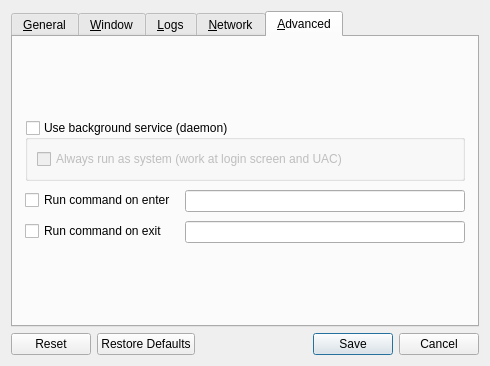
The window that src/lib/gui/dialogs/SettingsDialog.ui (zgpbloodwolf/deskflow) describes before a commit, drawn with Qt 5.
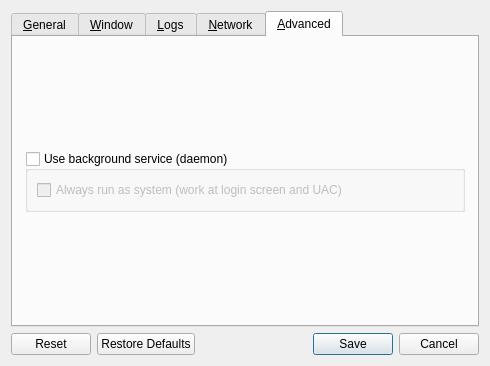
The same window after the commit. The open tabs and pages were chosen to show the change. Icons and pictures are not drawn.

Commit message:
refactor(settings): 移除废弃的托盘样式、窗口标题版本等设置项
清理了UI界面中不再使用的托盘图标样式选择、GUI调试消息、窗口标题显示版本、进出屏幕执行命令等相关控件和配置代码，同时更新翻译文件标记对应条目为废弃/已消失

```diff
--- a/src/lib/gui/dialogs/SettingsDialog.ui
+++ b/src/lib/gui/dialogs/SettingsDialog.ui
@@ -663,42 +663,6 @@
          </layout>
         </widget>
        </item>
-       <item>
-        <layout class="QFormLayout" name="formLayout_3">
-         <property name="fieldGrowthPolicy">
-          <enum>QFormLayout::FieldGrowthPolicy::ExpandingFieldsGrow</enum>
-         </property>
-         <property name="rowWrapPolicy">
-          <enum>QFormLayout::RowWrapPolicy::DontWrapRows</enum>
-         </property>
-         <property name="labelAlignment">
-          <set>Qt::AlignmentFlag::AlignLeading|Qt::AlignmentFlag::AlignLeft|Qt::AlignmentFlag::AlignVCenter</set>
-         </property>
-         <property name="formAlignment">
-          <set>Qt::AlignmentFlag::AlignHCenter|Qt::AlignmentFlag::AlignTop</set>
-         </property>
-         <item row="0" column="0">
-          <widget class="QCheckBox" name="cbRunEnterCommand">
-           <property name="text">
-            <string>Run command on enter</string>
-           </property>
-          </widget>
-         </item>
-         <item row="0" column="1">
-          <widget class="QLineEdit" name="lineCommandEnter"/>
-         </item>
-         <item row="1" column="0">
-          <widget class="QCheckBox" name="cbRunExitCommand">
-           <property name="text">
-            <string>Run command on exit</string>
-           </property>
-          </widget>
-         </item>
-         <item row="1" column="1">
-          <widget class="QLineEdit" name="lineCommandExit"/>
-         </item>
-        </layout>
-       </item>
        <item>
         <spacer name="verticalSpacer">
          <property name="orientation">
```
Left out of the diff: 49 changed lines with no effect on the pictures. The commit also changes 2 other files.
